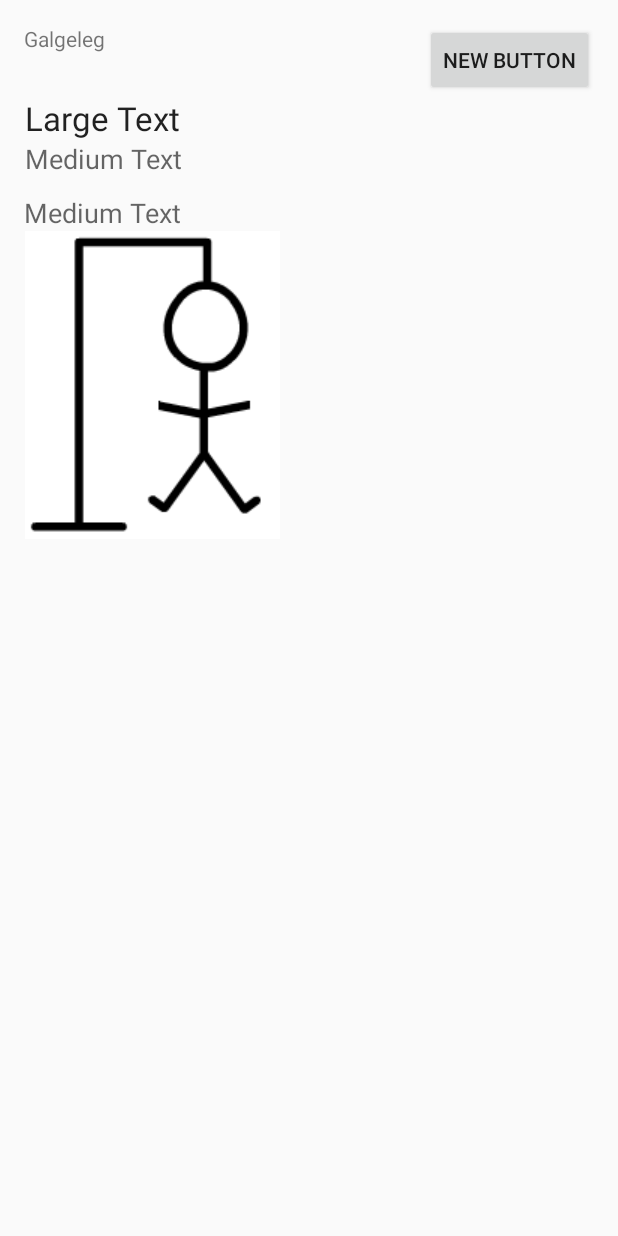
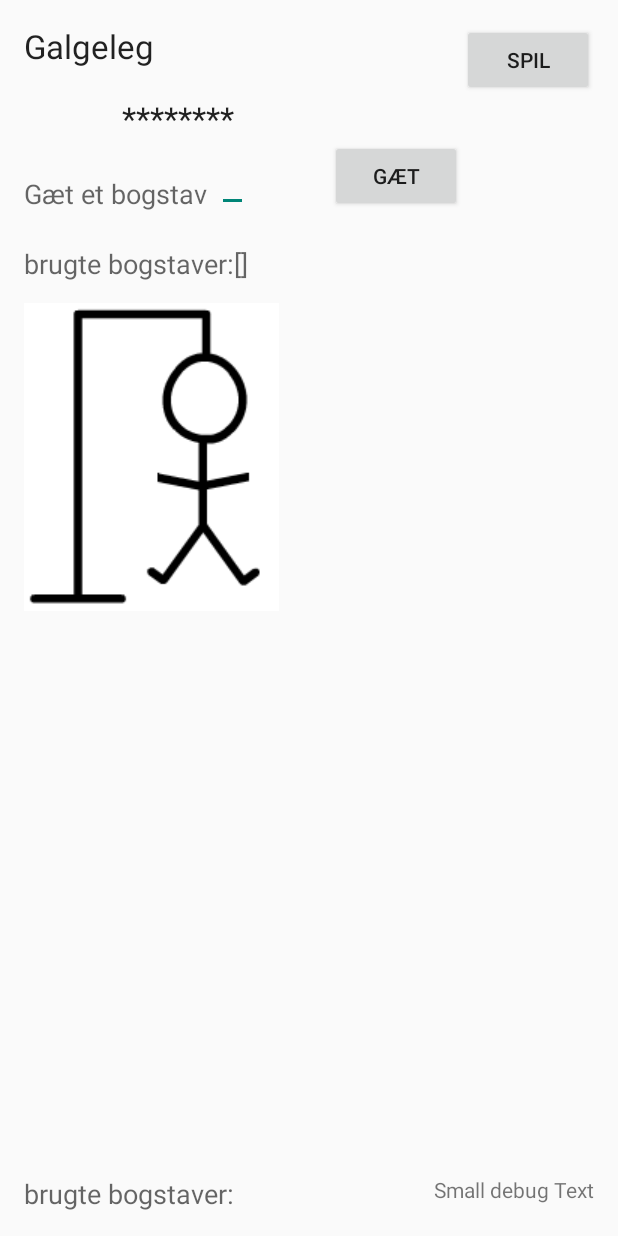
Before and after one commit to jma73/Galgeleg, an Android app: the screen it shows after launch (GalgelejActivity), on a phone screen of 412 x 824 dp. Run offline under Robolectric (Android 15) with nearby library versions, the phone set to English and light mode, and no system bars.

Commit message:
tilføjet flere ting...

```diff
--- a/app/src/main/java/dk/jpeace/jan/galgeleg/GalgelejActivity.java
+++ b/app/src/main/java/dk/jpeace/jan/galgeleg/GalgelejActivity.java
@@ -2,20 +2,29 @@ package dk.jpeace.jan.galgeleg;
 
 import android.app.Activity;
 import android.os.Bundle;
+import android.text.Editable;
 import android.view.Menu;
 import android.view.MenuItem;
 
 import android.view.View;
 import android.view.View.OnClickListener;
 import android.widget.Button;
+import android.widget.EditText;
 import android.widget.ImageView;
 import android.widget.TextView;
+import android.widget.Toast;
 
 public class GalgelejActivity extends Activity implements OnClickListener {
 
-    Button buttonTest;
+    Galgelogik gl;
+
+    private Button buttonSpil;
     private TextView editviewTest;
     private ImageView imageView1;
+    private Button buttonGæt;
+    private EditText editTextBogstav;
+    private TextView textView2Show;
+    private TextView textViewDebug;
 
     @Override
     protected void onCreate(Bundle savedInstanceState) {
@@ -23,11 +32,17 @@ public class GalgelejActivity extends Activity implements OnClickListener {
         setContentView(R.layout.activity_galgelej);
 
         editviewTest = (TextView)findViewById(R.id.textView);
-        buttonTest = (Button) findViewById(R.id.buttonTest);
-        buttonTest.setOnClickListener(this);
+        textView2Show = (TextView)findViewById(R.id.textView2);
+        textViewDebug = (TextView)findViewById(R.id.textViewDebug);
+        editTextBogstav = (EditText)findViewById(R.id.editTextBogstav);
+        buttonGæt = (Button) findViewById(R.id.buttonGæt);
+        buttonSpil = (Button) findViewById(R.id.buttonSpil);
+        buttonGæt.setOnClickListener(this);
+        buttonSpil.setOnClickListener(this);
 
         imageView1 =  (ImageView)findViewById(R.id.imageViewet);
         imageView1.setImageResource(R.drawable.forkert6);
+        gl = new Galgelogik();
 
     }
 
@@ -55,20 +70,38 @@ public class GalgelejActivity extends Activity implements OnClickListener {
 
     @Override
     public void onClick(View v) {
-        if(v==buttonTest)
+        if(v== buttonSpil)
             TestGalgelegLogik();
+        if(v==buttonGæt)
+            BogstavTest(editTextBogstav.getText());
+    }
+
+    private void BogstavTest(Editable text) {
+        String text1 = "Du tastede: " + text;
+        Toast.makeText(this, text1, Toast.LENGTH_SHORT);
+
+        textViewDebug.setText(text1);
+
+        if(text.length() != 1)
+        {
+            Toast.makeText(this, "Du skal taste eet bogstav!", Toast.LENGTH_SHORT);
+
+        }
+        else
+        {
+            gl.gætBogstav(text.toString());
+        }
     }
 
     private void TestGalgelegLogik() {
 
 
-        Galgelogik gl = new Galgelogik();
         gl.nulstil();   // når spillet starter
 
 
         String ordet = gl.getOrdet();
 
-        editviewTest.setText(ordet);
+        textView2Show.setText(ordet);
 
     }
 
--- a/app/src/main/res/layout/activity_galgelej.xml
+++ b/app/src/main/res/layout/activity_galgelej.xml
@@ -3,16 +3,19 @@
     android:layout_height="match_parent" android:paddingLeft="@dimen/activity_horizontal_margin"
     android:paddingRight="@dimen/activity_horizontal_margin"
     android:paddingTop="@dimen/activity_vertical_margin"
-    android:paddingBottom="@dimen/activity_vertical_margin" tools:context=".GalgelejActivity">
+    android:paddingBottom="@dimen/activity_vertical_margin" tools:context=".GalgelejActivity"
+    android:backgroundTint="#b2ffff">
 
     <TextView android:text="Galgeleg" android:layout_width="wrap_content"
+        android:textAppearance="?android:attr/textAppearanceLarge"
+
         android:layout_height="wrap_content" />
 
     <Button
         android:layout_width="wrap_content"
         android:layout_height="wrap_content"
-        android:text="New Button"
-        android:id="@+id/buttonTest"
+        android:text="Spil"
+        android:id="@+id/buttonSpil"
         android:layout_alignParentTop="true"
         android:layout_alignParentRight="true"
         android:layout_alignParentEnd="true" />
@@ -21,20 +24,20 @@
         android:layout_width="wrap_content"
         android:layout_height="wrap_content"
         android:textAppearance="?android:attr/textAppearanceMedium"
-        android:text="Medium Text"
+        android:text="brugte bogstaver:"
         android:id="@+id/textView"
-        android:layout_below="@+id/buttonTest"
+        android:layout_marginTop="22dp"
+        android:layout_below="@+id/editTextBogstav"
         android:layout_alignParentLeft="true"
-        android:layout_alignParentStart="true"
-        android:layout_marginTop="65dp" />
+        android:layout_alignParentStart="true" />
 
     <TextView
         android:layout_width="wrap_content"
         android:layout_height="wrap_content"
         android:textAppearance="?android:attr/textAppearanceLarge"
-        android:text="Large Text"
-        android:id="@+id/textView2"
-        android:layout_below="@+id/buttonTest"
+        android:text="********"
+        android:id="@+id/textViewSkjulte"
+        android:layout_below="@+id/buttonSpil"
         android:layout_alignRight="@+id/textView"
         android:layout_alignEnd="@+id/textView" />
 
@@ -42,11 +45,11 @@
         android:layout_width="wrap_content"
         android:layout_height="wrap_content"
         android:textAppearance="?android:attr/textAppearanceMedium"
-        android:text="Medium Text"
+        android:text="Gæt et bogstav"
         android:id="@+id/textView3"
-        android:layout_below="@+id/textView2"
-        android:layout_alignLeft="@+id/textView2"
-        android:layout_alignStart="@+id/textView2" />
+        android:layout_above="@+id/textView"
+        android:layout_alignParentLeft="true"
+        android:layout_alignParentStart="true" />
 
     <ImageView
         android:layout_width="wrap_content"
@@ -54,6 +57,55 @@
         android:id="@+id/imageViewet"
         android:layout_below="@+id/textView"
         android:layout_alignLeft="@+id/textView3"
-        android:layout_alignStart="@+id/textView3" />
+        android:layout_alignStart="@+id/textView3"
+        android:layout_marginTop="14dp"
+        android:contentDescription="galgeimage" />
+
+    <TextView
+        android:layout_width="wrap_content"
+        android:layout_height="wrap_content"
+        android:textAppearance="?android:attr/textAppearanceMedium"
+        android:text="[]"
+        android:id="@+id/textView4"
+        android:layout_alignTop="@+id/textView"
+        android:layout_toRightOf="@+id/textView"
+        android:layout_toEndOf="@+id/textView" />
+
+    <EditText
+        android:layout_width="wrap_content"
+        android:layout_height="wrap_content"
+        android:id="@+id/editTextBogstav"
+        android:layout_alignBottom="@+id/buttonGæt"
+        android:layout_alignRight="@+id/textView4"
+        android:layout_alignEnd="@+id/textView4" />
+
+    <TextView
+        android:layout_width="wrap_content"
+        android:layout_height="wrap_content"
+        android:textAppearance="?android:attr/textAppearanceMedium"
+        android:text="brugte bogstaver:"
+        android:id="@+id/textView2"
+        android:layout_alignParentBottom="true"
+        android:layout_toLeftOf="@+id/textView4"
+        android:layout_toStartOf="@+id/textView4" />
+
+    <Button
+        android:layout_width="wrap_content"
+        android:layout_height="wrap_content"
+        android:text="Gæt"
+        android:id="@+id/buttonGæt"
+        android:layout_below="@+id/textViewSkjulte"
+        android:layout_toLeftOf="@+id/buttonSpil"
+        android:layout_toStartOf="@+id/buttonSpil" />
+
+    <TextView
+        android:layout_width="wrap_content"
+        android:layout_height="wrap_content"
+        android:textAppearance="?android:attr/textAppearanceSmall"
+        android:text="Small debug Text"
+        android:id="@+id/textViewDebug"
+        android:layout_alignTop="@+id/textView2"
+        android:layout_alignParentRight="true"
+        android:layout_alignParentEnd="true" />
 
 </RelativeLayout>
```
